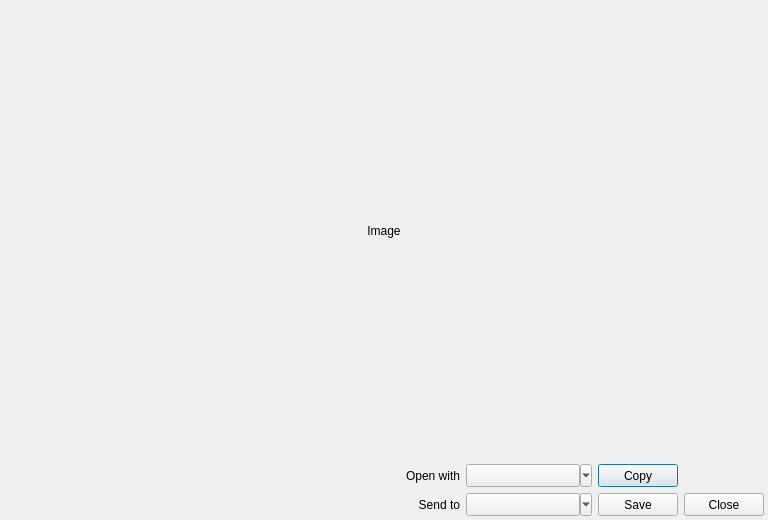
Qt form ui/screenshot.ui (warvariuc/viewshow) before a commit.
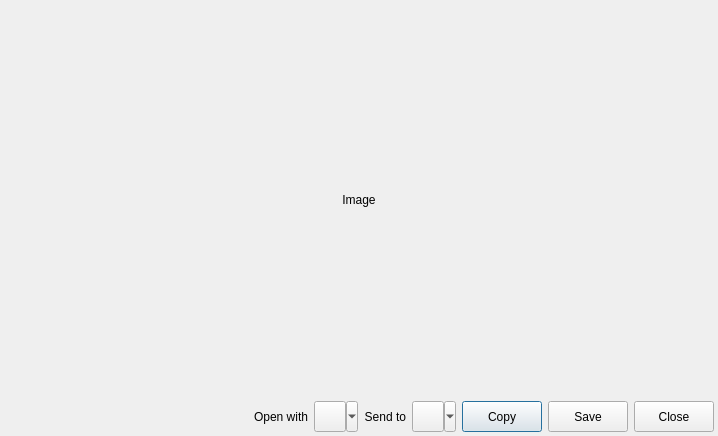
The same form after that commit. Icons and pictures are not drawn. Custom widgets are drawn as their Qt base class.

```diff
--- a/ui/screenshot.ui
+++ b/ui/screenshot.ui
@@ -6,8 +6,8 @@
    <rect>
     <x>0</x>
     <y>0</y>
-    <width>768</width>
-    <height>520</height>
+    <width>718</width>
+    <height>436</height>
    </rect>
   </property>
   <property name="windowTitle">
@@ -21,30 +21,8 @@
    <property name="margin">
     <number>4</number>
    </property>
-   <item row="0" column="0" colspan="5">
-    <widget class="ImageLabel" name="imageLabel">
-     <property name="sizePolicy">
-      <sizepolicy hsizetype="MinimumExpanding" vsizetype="MinimumExpanding">
-       <horstretch>0</horstretch>
-       <verstretch>0</verstretch>
-      </sizepolicy>
-     </property>
-     <property name="minimumSize">
-      <size>
-       <width>300</width>
-       <height>200</height>
-      </size>
-     </property>
-     <property name="text">
-      <string>Image</string>
-     </property>
-     <property name="alignment">
-      <set>Qt::AlignCenter</set>
-     </property>
-    </widget>
-   </item>
    <item row="1" column="0">
-    <spacer name="horizontalSpacer_2">
+    <spacer name="horizontalSpacer">
      <property name="orientation">
       <enum>Qt::Horizontal</enum>
      </property>
@@ -77,6 +55,12 @@
      <property name="text">
       <string/>
      </property>
+     <property name="iconSize">
+      <size>
+       <width>24</width>
+       <height>24</height>
+      </size>
+     </property>
      <property name="popupMode">
       <enum>QToolButton::MenuButtonPopup</enum>
      </property>
@@ -89,6 +73,44 @@
     </widget>
    </item>
    <item row="1" column="3">
+    <widget class="QLabel" name="label_2">
+     <property name="text">
+      <string>Send to</string>
+     </property>
+     <property name="alignment">
+      <set>Qt::AlignRight|Qt::AlignTrailing|Qt::AlignVCenter</set>
+     </property>
+    </widget>
+   </item>
+   <item row="1" column="4">
+    <widget class="QToolButton" name="sendToButton">
+     <property name="sizePolicy">
+      <sizepolicy hsizetype="MinimumExpanding" vsizetype="Preferred">
+       <horstretch>0</horstretch>
+       <verstretch>0</verstretch>
+      </sizepolicy>
+     </property>
+     <property name="text">
+      <string/>
+     </property>
+     <property name="iconSize">
+      <size>
+       <width>24</width>
+       <height>24</height>
+      </size>
+     </property>
+     <property name="popupMode">
+      <enum>QToolButton::MenuButtonPopup</enum>
+     </property>
+     <property name="toolButtonStyle">
+      <enum>Qt::ToolButtonTextBesideIcon</enum>
+     </property>
+     <property name="arrowType">
+      <enum>Qt::NoArrow</enum>
+     </property>
+    </widget>
+   </item>
+   <item row="1" column="5">
     <widget class="QPushButton" name="copyButton">
      <property name="sizePolicy">
       <sizepolicy hsizetype="Minimum" vsizetype="Preferred">
@@ -107,54 +129,15 @@
        <normaloff/>
       </iconset>
      </property>
-    </widget>
-   </item>
-   <item row="2" column="0">
-    <spacer name="horizontalSpacer">
-     <property name="orientation">
-      <enum>Qt::Horizontal</enum>
-     </property>
-     <property name="sizeHint" stdset="0">
+     <property name="iconSize">
       <size>
-       <width>396</width>
-       <height>20</height>
+       <width>24</width>
+       <height>24</height>
       </size>
      </property>
-    </spacer>
-   </item>
-   <item row="2" column="1">
-    <widget class="QLabel" name="label_2">
-     <property name="text">
-      <string>Send to</string>
-     </property>
-     <property name="alignment">
-      <set>Qt::AlignRight|Qt::AlignTrailing|Qt::AlignVCenter</set>
-     </property>
     </widget>
    </item>
-   <item row="2" column="2">
-    <widget class="QToolButton" name="sendToButton">
-     <property name="sizePolicy">
-      <sizepolicy hsizetype="MinimumExpanding" vsizetype="Preferred">
-       <horstretch>0</horstretch>
-       <verstretch>0</verstretch>
-      </sizepolicy>
-     </property>
-     <property name="text">
-      <string/>
-     </property>
-     <property name="popupMode">
-      <enum>QToolButton::MenuButtonPopup</enum>
-     </property>
-     <property name="toolButtonStyle">
-      <enum>Qt::ToolButtonTextBesideIcon</enum>
-     </property>
-     <property name="arrowType">
-      <enum>Qt::NoArrow</enum>
-     </property>
-    </widget>
-   </item>
-   <item row="2" column="3">
+   <item row="1" column="6">
     <widget class="QPushButton" name="saveAsButton">
      <property name="sizePolicy">
       <sizepolicy hsizetype="Minimum" vsizetype="Preferred">
@@ -170,9 +153,15 @@
        <normaloff/>
       </iconset>
      </property>
+     <property name="iconSize">
+      <size>
+       <width>24</width>
+       <height>24</height>
+      </size>
+     </property>
     </widget>
    </item>
-   <item row="2" column="4">
+   <item row="1" column="7">
     <widget class="QPushButton" name="closeButton">
      <property name="sizePolicy">
       <sizepolicy hsizetype="Minimum" vsizetype="Preferred">
@@ -187,6 +176,34 @@
       <iconset theme="window-close">
        <normaloff/>
       </iconset>
+     </property>
+     <property name="iconSize">
+      <size>
+       <width>24</width>
+       <height>24</height>
+      </size>
+     </property>
+    </widget>
+   </item>
+   <item row="0" column="0" colspan="8">
+    <widget class="ImageLabel" name="imageLabel">
+     <property name="sizePolicy">
+      <sizepolicy hsizetype="MinimumExpanding" vsizetype="MinimumExpanding">
+       <horstretch>0</horstretch>
+       <verstretch>0</verstretch>
+      </sizepolicy>
+     </property>
+     <property name="minimumSize">
+      <size>
+       <width>300</width>
+       <height>200</height>
+      </size>
+     </property>
+     <property name="text">
+      <string>Image</string>
+     </property>
+     <property name="alignment">
+      <set>Qt::AlignCenter</set>
      </property>
     </widget>
    </item>
```
